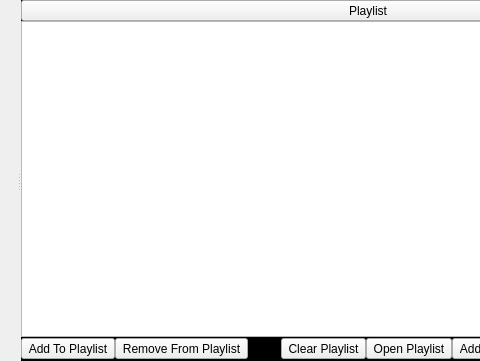
This is Quazaa/UI/widgetmedia.ui in quazaa-development-team/Quazaa as Qt 5 draws it before an edit; both pictures show x 0 to 480 and y 0 to 361 of the 715 by 361 pixel window. The edited form follows.
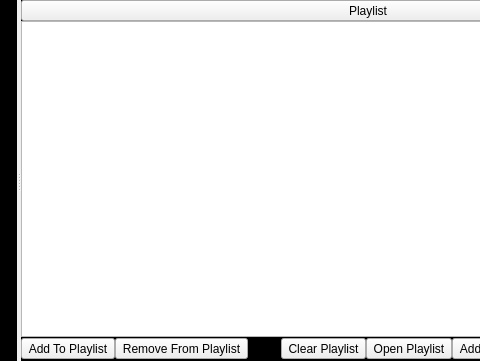
This is the edited form. Icons and pictures are not drawn.

Commit message: Media control show/hide on mouse move works correctly. Full screen toggle works correctly and includes media controls. Video displays correctly.

The edit to the form file:
```diff
--- a/Quazaa/UI/widgetmedia.ui
+++ b/Quazaa/UI/widgetmedia.ui
@@ -63,6 +63,11 @@
       <property name="autoFillBackground">
        <bool>false</bool>
       </property>
+      <property name="styleSheet">
+       <string notr="true">QWidget#videoContainerWidget {
+	background-color: black;
+}</string>
+      </property>
       <layout class="QVBoxLayout" name="verticalLayoutMedia">
        <property name="spacing">
         <number>0</number>
```
The commit also changes 12 other files.
